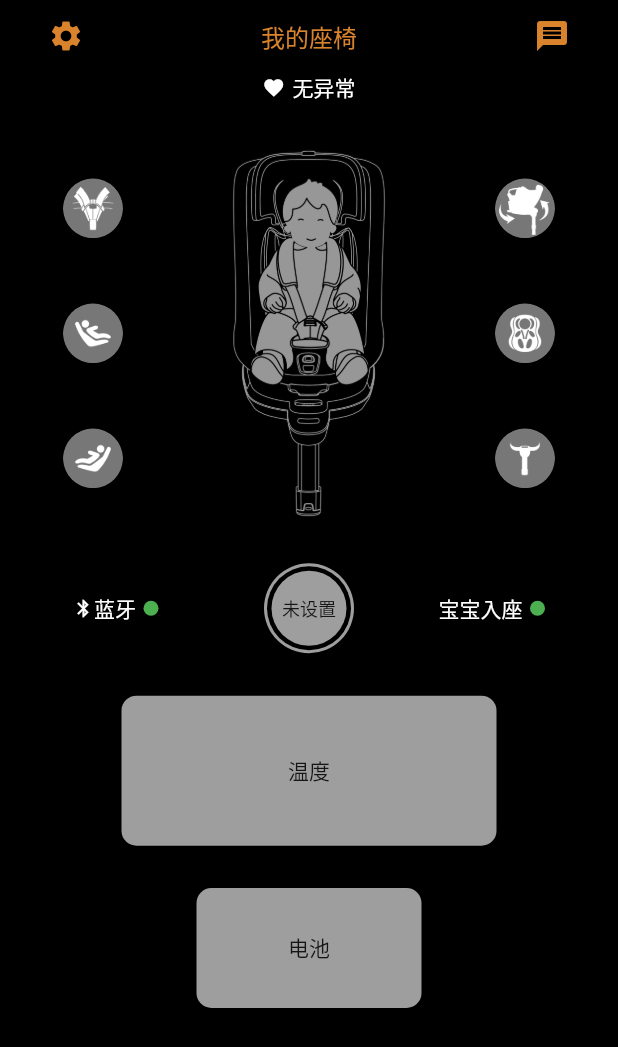
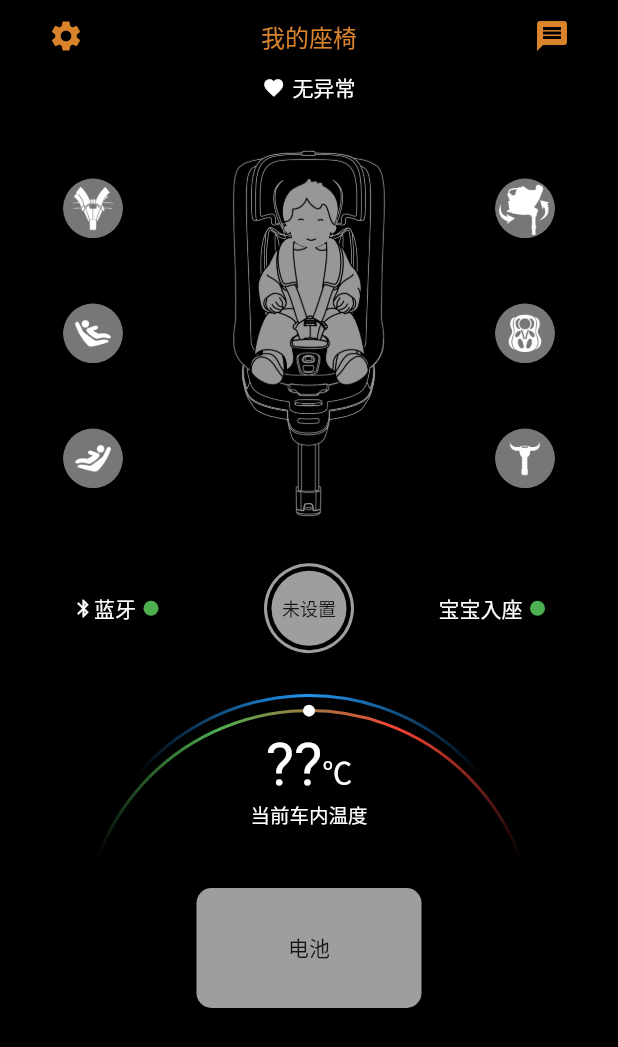
Before and after one commit to btbj/safechair_flutter, a Flutter app: the ChairPage screen opened directly, on a phone screen of 412 x 824 dp. Shown: the top 1047 px of the screen. Run offline on Flutter 3.47's test engine with Material 2 defaults, Android fonts, the phone set to English and light mode, and no system bars; our stand-ins replace flutter_local_notifications, rxdart, shared_preferences; missing offline and left inert: beacons, fast_qr_reader_view; accounts and stored records are empty.

Commit message:
完成温度模块显示

```diff
--- /dev/null
+++ b/lib/views/chair_page/components/temperature_box/components/temperature_text_box.dart
@@ -0,0 +1,43 @@
+import 'package:flutter/material.dart';
+
+class TemperatureTextBox extends StatelessWidget {
+  final int temperature;
+  TemperatureTextBox(this.temperature);
+
+  @override
+  Widget build(BuildContext context) {
+    return Column(
+      mainAxisSize: MainAxisSize.min,
+      children: <Widget>[
+        Row(
+          mainAxisSize: MainAxisSize.min,
+          mainAxisAlignment: MainAxisAlignment.center,
+          children: <Widget>[
+            Baseline(
+              baseline: 30,
+              baselineType: TextBaseline.alphabetic,
+              child: Text(temperature == null ? '??' : temperature.toString(),
+                  style: TextStyle(
+                      fontSize: 40,
+                      color: Colors.white,
+                      textBaseline: TextBaseline.alphabetic)),
+            ),
+            Baseline(
+              baseline: 25,
+              baselineType: TextBaseline.alphabetic,
+              child: Text('℃',
+                  style: TextStyle(
+                      fontSize: 20,
+                      color: Colors.white,
+                      textBaseline: TextBaseline.alphabetic)),
+            ),
+          ],
+        ),
+        Text(
+          '当前车内温度',
+          style: TextStyle(fontSize: 13, color: Colors.white),
+        ),
+      ],
+    );
+  }
+}
--- a/lib/views/chair_page/components/temperature_box/temperature_box.dart
+++ b/lib/views/chair_page/components/temperature_box/temperature_box.dart
@@ -1,17 +1,48 @@
 import 'package:flutter/material.dart';
+import './components/progress_arc.dart';
+import './components/top_arc.dart';
+import './components/temperature_text_box.dart';
+import 'package:scoped_model/scoped_model.dart';
+import 'package:safe_chair/scoped_model/main.dart';
 
 class TemperatureBox extends StatelessWidget {
+  int getProgress(int temperature) {
+    if (temperature == null) return 50;
+    final int low = 10;
+    final int high = 40;
+    int progress;
+    if (temperature <= low) {
+      progress = 0;
+    } else if (temperature >= high) {
+      progress = 100;
+    } else {
+      progress = (temperature - low) * 100 ~/ (high - low);
+    }
+    return progress;
+  }
+
   @override
   Widget build(BuildContext context) {
+    return ScopedModelDescendant<MainModel>(builder: (context, child, model) {
+      final int temperature = model.chairState.active ? model.chairState.temprature : null;
       return Container(
         alignment: Alignment.center,
         height: 100,
         width: 250,
         decoration: BoxDecoration(
-        color: Colors.grey,
+          // color: Colors.green,
           borderRadius: BorderRadius.circular(10),
         ),
-      child: Text('温度'),
+        child: Column(
+          children: <Widget>[
+            TopArc(),
+            SizedBox(height: 10),
+            ProgressArc(progress: getProgress(temperature)),
+            SizedBox(height: 20),
+            TemperatureTextBox(temperature),
+          ],
+        ),
       );
+    });
   }
 }
```
Also changed, not shown: lib/views/chair_page/components/temperature_box/components/progress_arc.dart (added, +87 -0 lines), lib/views/chair_page/components/temperature_box/components/top_arc.dart (added, +49 -0 lines). Lines whose indentation alone changed are shown as unchanged.
